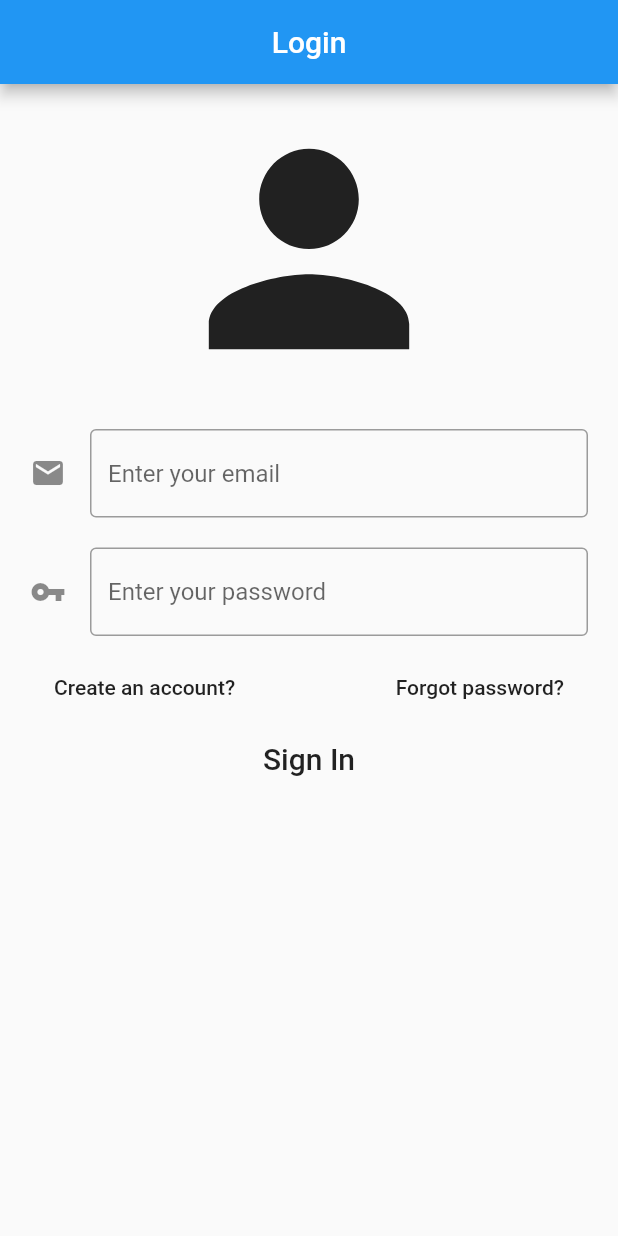
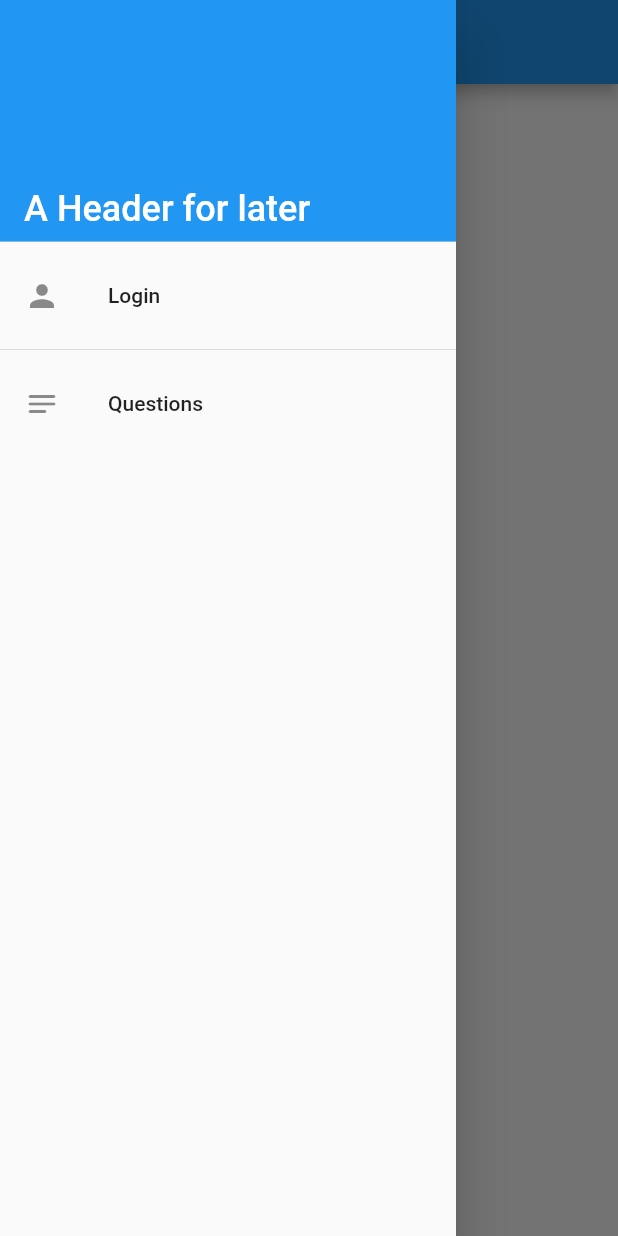
Before and after one commit to FEUP-ESOF-2020-21/open-cx-t1g4-gof, a Flutter app: the screen it shows after launch, with the side drawer open (before the commit the screen has no drawer), on a phone screen of 412 x 824 dp. Run offline on Flutter 3.47's test engine with Material 2 defaults, Android fonts, the phone set to English and light mode, and no system bars; our stand-ins replace cloud_firestore, firebase_auth, firebase_core, flutter_rating_bar; accounts and stored records are empty.

Commit message:
Added app navigation using a Drawer

```diff
--- a/lib/main.dart
+++ b/lib/main.dart
@@ -3,6 +3,8 @@ import 'package:inquirescape/firebase/FirebaseController.dart';
 import 'package:inquirescape/pages/LoginPage.dart';
 import 'package:inquirescape/pages/QuestionListPage.dart';
 import 'package:inquirescape/widgets/QuestionsHolder.dart';
+
+import 'package:inquirescape/pages/InquireScapeHome.dart';
 
 import 'package:firebase_core/firebase_core.dart';
 
@@ -13,6 +15,7 @@ void main() async {
 }
 
 class MyApp extends StatelessWidget {
+  static final FirebaseController firebaseController = FirebaseController();
 
   // This widget is the root of your application.
   @override
@@ -36,9 +39,17 @@ class MyApp extends StatelessWidget {
         // closer together (more dense) than on mobile platforms.
         visualDensity: VisualDensity.adaptivePlatformDensity,
       ),
-      home: SafeArea(
-        child: LoginPage(FirebaseController()),
-      ),
+      // on the FirstScreen widget.
+      initialRoute: '/',
+      routes: {
+        '/': (context) => InquireScapeHome(),
+        '/login': (context) => LoginPage(firebaseController),
+        '/questions': (context) => SafeArea(
+              child: QuestionsHolder(
+                child: QuestionListPage(),
+              ),
+            ),
+      },
     );
   }
 }
--- /dev/null
+++ b/lib/pages/InquireScapeHome.dart
@@ -0,0 +1,18 @@
+import 'package:flutter/material.dart';
+
+import 'package:inquirescape/widgets/InquireScapeDrawer.dart';
+
+class InquireScapeHome extends StatelessWidget {
+  @override
+  Widget build(BuildContext context) {
+    return SafeArea(
+      child: Scaffold(
+          appBar: AppBar(
+            title: Text("InquireScape"),
+            centerTitle: true,
+          ),
+          drawer: InquireScapeDrawer(),
+          body: Center(child: Text("Hello there, general Kenobi"))),
+    );
+  }
+}
--- a/lib/pages/LoginPage.dart
+++ b/lib/pages/LoginPage.dart
@@ -1,8 +1,8 @@
 import 'dart:ui';
 
 import 'package:flutter/material.dart';
-import 'package:flutter/services.dart';
 import 'package:inquirescape/firebase/FirebaseController.dart';
+import 'package:inquirescape/widgets/InquireScapeDrawer.dart';
 
 class LoginPage extends StatefulWidget {
   final FirebaseController _fbController;
@@ -22,6 +22,7 @@ class _LoginPageState extends State<LoginPage> {
           title: Text("Login"),
           centerTitle: true,
         ),
+        drawer: InquireScapeDrawer(),
         body: Container(
           margin: EdgeInsetsDirectional.only(top: 10.0, bottom: 10.0),
           child: SingleChildScrollView(
--- a/lib/pages/QuestionListPage.dart
+++ b/lib/pages/QuestionListPage.dart
@@ -1,4 +1,5 @@
 import 'package:flutter/material.dart';
+import 'package:inquirescape/widgets/InquireScapeDrawer.dart';
 import 'package:inquirescape/widgets/QuestionCard.dart';
 import 'package:inquirescape/widgets/QuestionsHolder.dart';
 
@@ -18,6 +19,7 @@ class QuestionListPageState extends State<QuestionListPage> {
         title: Text("Questions Page"),
         centerTitle: true,
       ),
+      drawer: InquireScapeDrawer(),
       body: _questionList(context),
     );
   }
--- /dev/null
+++ b/lib/widgets/InquireScapeDrawer.dart
@@ -0,0 +1,50 @@
+import 'package:flutter/material.dart';
+
+class DrawerEntry extends StatelessWidget {
+  final IconData icon;
+  final String text, path;
+
+  DrawerEntry(this.icon, this.text, this.path);
+
+  @override
+  Widget build(BuildContext context) {
+    return ListTile(
+      leading: Icon(this.icon),
+      title: Text(this.text),
+      onTap: () {
+        Navigator.pushReplacementNamed(context, this.path);
+      },
+    );
+  }
+}
+
+class InquireScapeDrawer extends StatelessWidget {
+  @override
+  Widget build(BuildContext context) {
+    return Drawer(
+      child: ListView(
+        padding: EdgeInsets.zero,
+        children: <Widget>[
+          const DrawerHeader(
+            decoration: BoxDecoration(
+              color: Colors.blue,
+            ),
+            child: Align(
+              alignment: Alignment.bottomLeft,
+              child: Text(
+                'A Header for later',
+                style: TextStyle(
+                  color: Colors.white,
+                  fontSize: 24,
+                ),
+              ),
+            ),
+          ),
+          DrawerEntry(Icons.person, "Login", "/login"),
+          Divider(),
+          DrawerEntry(Icons.notes_rounded, "Questions", "/questions"),
+        ],
+      ),
+    );
+  }
+}
```
